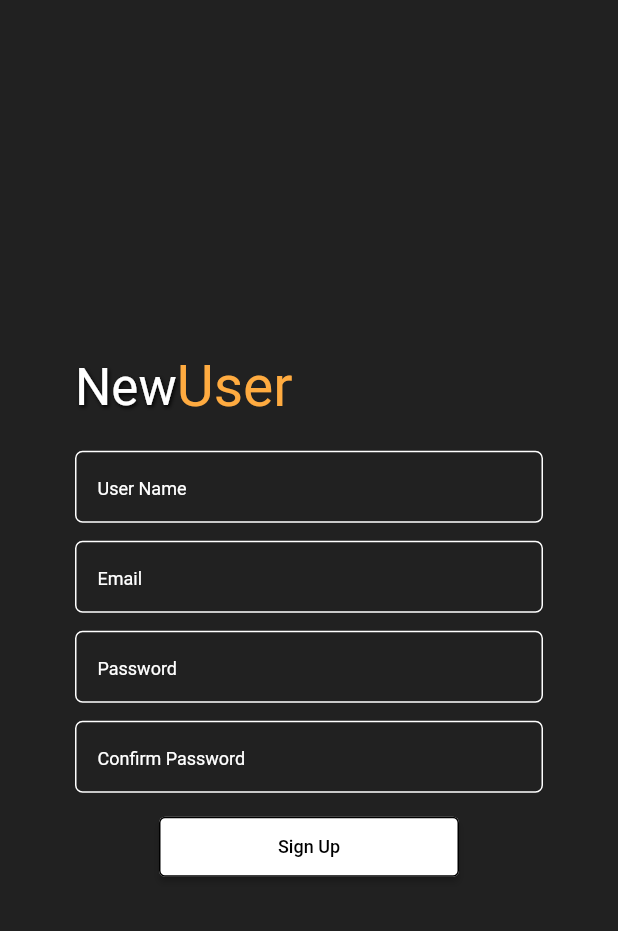
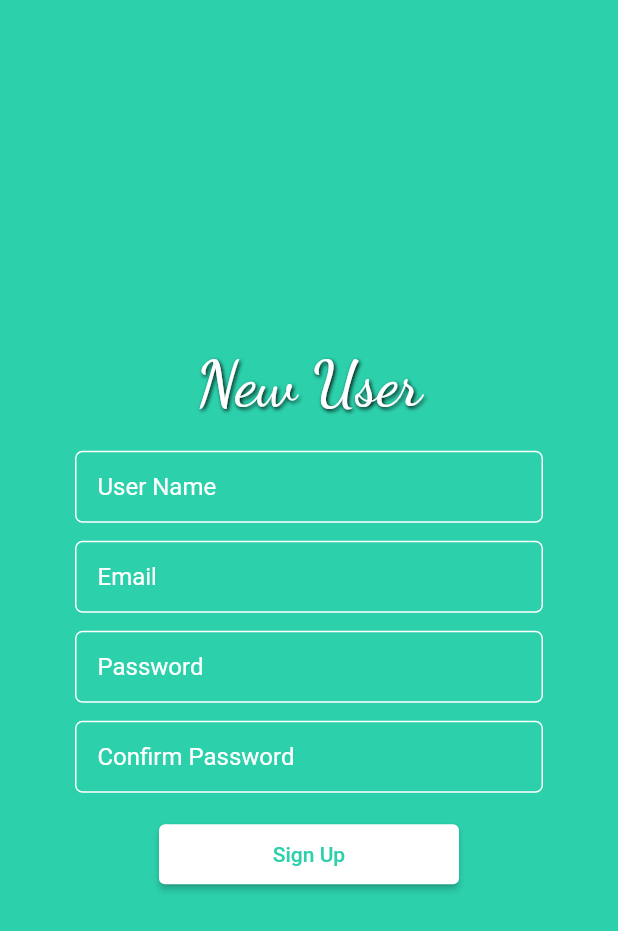
Before and after one commit to nguyenhuynhphu/prc391, a Flutter app: the RegisterScreen screen opened directly, on a phone screen of 412 x 824 dp. Shown: the top 931 px of the screen. Run offline on Flutter 3.47's test engine with Material 2 defaults, Android fonts, the light colour scheme and no system bars; our stand-ins replace firebase_auth, firebase_core, firebase_messaging, firebase_storage, image_picker; missing offline and left inert: dart:ffi; accounts and stored records are empty; network calls fail; statements that could not run were skipped.

Commit message:
update everything

```diff
--- a/lib/models/product/Product.dart
+++ b/lib/models/product/Product.dart
@@ -33,6 +33,9 @@ class Product {
 
   Map toJson() => {
         'id': id,
+        'name': name,
+        'description': description,
+        'image': image,
         'price': price,
       };
 
--- a/lib/screens/productdetail_screen.dart
+++ b/lib/screens/productdetail_screen.dart
@@ -87,7 +87,7 @@ class _ProductDetailScreenState extends State<ProductDetailScreen> {
             children: [
               Hero(
                 tag: widget.item.image,
-                child: Image.asset(
+                child: Image.network(
                   widget.item.image,
                   height: 150,
                   width: 100,
--- a/lib/screens/register_screen.dart
+++ b/lib/screens/register_screen.dart
@@ -27,7 +27,7 @@ class RegisterScreenState extends State<RegisterScreen> {
       width: MediaQuery.of(context).size.width,
       height: MediaQuery.of(context).size.height,
       padding: EdgeInsets.only(left: 50, right: 50),
-      decoration: BoxDecoration(color: Colors.black87),
+      decoration: BoxDecoration(color: Color.fromRGBO(44, 209, 172, 1)),
       child: Align(
         alignment: Alignment.center,
         child: Column(
@@ -37,12 +37,12 @@ class RegisterScreenState extends State<RegisterScreen> {
             Container(
                 margin: EdgeInsets.only(bottom: 20),
                 child: Row(
-                  mainAxisAlignment: MainAxisAlignment.start,
+                  mainAxisAlignment: MainAxisAlignment.center,
                   children: [
-                    Text("New",
+                    Text("New User",
                         style: TextStyle(
-                            fontSize: 34,
-                            fontFamily: "Roboto",
+                            fontSize: 42,
+                            fontFamily: "DancingScript",
                             color: Colors.white,
                             fontWeight: FontWeight.w400,
                             shadows: [
@@ -52,13 +52,6 @@ class RegisterScreenState extends State<RegisterScreen> {
                                 color: Colors.black,
                               ),
                             ])),
-                    Text("User",
-                        style: TextStyle(
-                            fontSize: 38,
-                            fontFamily: "Roboto",
-                            color: Colors.orangeAccent,
-                            fontWeight: FontWeight.w400,
-                            shadows: [])),
                   ],
                 )),
             Container(
@@ -70,7 +63,7 @@ class RegisterScreenState extends State<RegisterScreen> {
                   style: TextStyle(color: Colors.white, fontSize: 16),
                   decoration: InputDecoration(
                     hintText: 'User Name',
-                    hintStyle: TextStyle(color: Colors.white, fontSize: 12),
+                    hintStyle: TextStyle(color: Colors.white, fontSize: 16),
                     contentPadding: EdgeInsets.only(left: 15),
                     focusedBorder: OutlineInputBorder(
                       borderRadius: BorderRadius.circular(5.0),
@@ -95,7 +88,7 @@ class RegisterScreenState extends State<RegisterScreen> {
                   style: TextStyle(color: Colors.white, fontSize: 16),
                   decoration: InputDecoration(
                     hintText: 'Email',
-                    hintStyle: TextStyle(color: Colors.white, fontSize: 12),
+                    hintStyle: TextStyle(color: Colors.white, fontSize: 16),
                     contentPadding: EdgeInsets.only(left: 15),
                     focusedBorder: OutlineInputBorder(
                       borderRadius: BorderRadius.circular(5.0),
@@ -122,7 +115,7 @@ class RegisterScreenState extends State<RegisterScreen> {
                   style: TextStyle(color: Colors.white, fontSize: 16),
                   decoration: InputDecoration(
                     hintText: 'Password',
-                    hintStyle: TextStyle(color: Colors.white, fontSize: 12),
+                    hintStyle: TextStyle(color: Colors.white, fontSize: 16),
                     contentPadding: EdgeInsets.only(left: 15),
                     focusedBorder: OutlineInputBorder(
                       borderRadius: BorderRadius.circular(5.0),
@@ -140,7 +133,7 @@ class RegisterScreenState extends State<RegisterScreen> {
                 )),
             Container(
                 height: 50,
-                margin: EdgeInsets.only(bottom: 10),
+                margin: EdgeInsets.only(bottom: 15),
                 child: TextFormField(
                   controller: confirmPasswordController,
                   textAlignVertical: TextAlignVertical.center,
@@ -148,7 +141,7 @@ class RegisterScreenState extends State<RegisterScreen> {
                   style: TextStyle(color: Colors.white, fontSize: 16),
                   decoration: InputDecoration(
                     hintText: 'Confirm Password',
-                    hintStyle: TextStyle(color: Colors.white, fontSize: 12),
+                    hintStyle: TextStyle(color: Colors.white, fontSize: 16),
                     contentPadding: EdgeInsets.only(left: 15),
                     focusedBorder: OutlineInputBorder(
                       borderRadius: BorderRadius.circular(5.0),
@@ -173,13 +166,15 @@ class RegisterScreenState extends State<RegisterScreen> {
                 child: RaisedButton(
                     color: Colors.white,
                     shape: new RoundedRectangleBorder(
-                        borderRadius: new BorderRadius.circular(4),
-                        side: BorderSide(color: Colors.black)),
+                      borderRadius: new BorderRadius.circular(4),
+                    ),
                     onPressed: () async {
                       registerAccount();
                     },
                     child: Text('Sign Up',
-                        style: TextStyle(color: Colors.black, fontSize: 12)))),
+                        style: TextStyle(
+                            color: Color.fromRGBO(44, 209, 172, 1),
+                            fontSize: 14)))),
           ],
         ),
       ),
@@ -194,7 +189,6 @@ class RegisterScreenState extends State<RegisterScreen> {
     if (password == confirmPassword) {
       Auth auth = new Auth();
       try {
-        print("$email --- $password");
         await auth.signUp(email, password).whenComplete(() async {
           User tmp = new User(
               deviceToken: null,
--- a/lib/services/api_handler.dart
+++ b/lib/services/api_handler.dart
@@ -2,7 +2,8 @@ class ApiHandler {
   static String PREFIX = "https://milktea-prc.herokuapp.com/api";
   static String POST_PRODUCT = PREFIX + "/products";
   static String GET_PRODUCT = PREFIX + "/products";
-
+  static String PUT_PRODUCT = PREFIX + "/products";
+  static String DELETE_PRODUCT = PREFIX + "/products";
   static String GET_USER_BY_EMAIL = PREFIX + "/logins?Email=";
   static String NEW_USER = PREFIX + "/accounts";
 }
--- a/pubspec.yaml
+++ b/pubspec.yaml
@@ -70,6 +70,9 @@ flutter:
     - family: Varela
       fonts:
         - asset: fonts/Varela-Regular.ttf
+    - family: DancingScript
+      fonts:
+        - asset: fonts/DancingScript-Medium.ttf
   #       - asset: fonts/Schyler-Italic.ttf
   #         style: italic
   #   - family: Trajan Pro
```
Also changed, not shown: lib/login/login_screen.dart (added, +148 -0 lines), lib/screens/home_screen.dart (+9 -7 lines), lib/screens/login_screen.dart (+21 -29 lines), lib/screens/main_screen.dart (+19 -19 lines), lib/screens/new_item_screen.dart (+61 -6 lines), lib/widgets/product_grid.dart (+8 -5 lines), lib/widgets/product_item.dart (+22 -7 lines), fonts/DancingScript-Bold.ttf (added), fonts/DancingScript-Medium.ttf (added).
